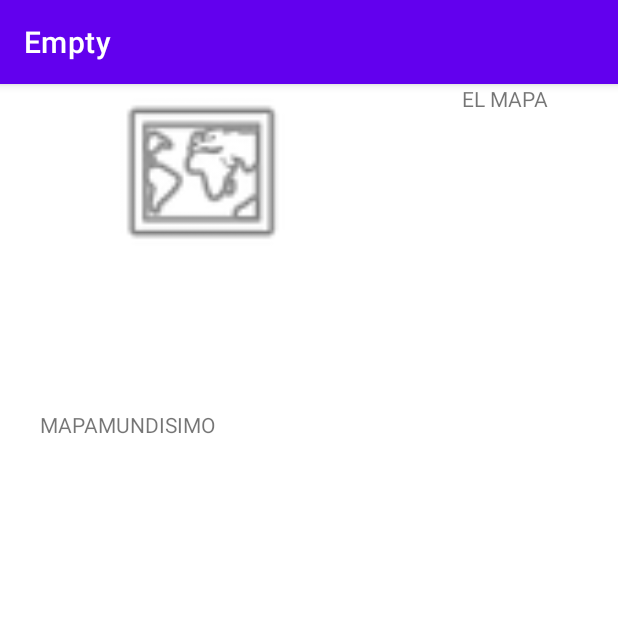
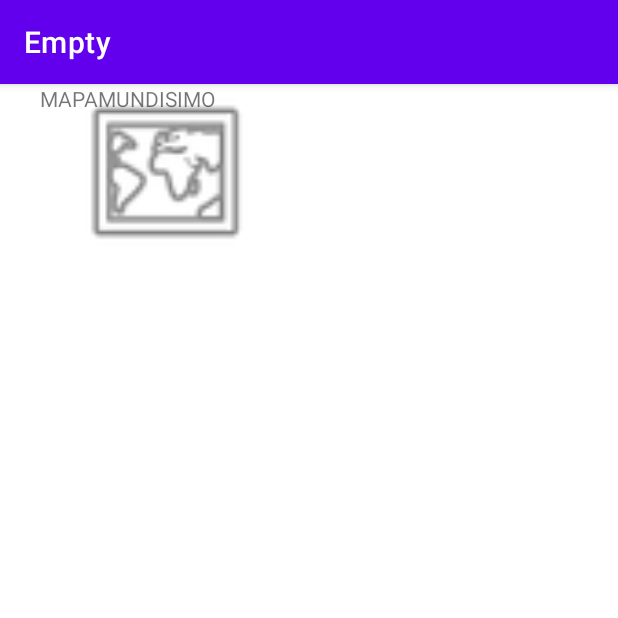
Before and after one commit to hfaildeestevez/Empty, an Android app: the screen it shows after launch (MainActivity), on a phone screen of 412 x 824 dp, the top half of it. Run offline under Robolectric (Android 15) with nearby library versions, the phone set to English and light mode, and no system bars.

Commit message:
Restriccion de alineacion

```diff
--- a/app/src/main/res/layout/activity_main.xml
+++ b/app/src/main/res/layout/activity_main.xml
@@ -10,26 +10,16 @@
         android:id="@+id/textView"
         android:layout_width="172dp"
         android:layout_height="30dp"
-        android:layout_marginTop="100dp"
         android:text="        MAPAMUNDISIMO"
-        app:layout_constraintTop_toBottomOf="@+id/imageView"
-        tools:layout_editor_absoluteX="51dp" />
+        app:layout_constraintStart_toStartOf="@+id/imageView"
+        tools:layout_editor_absoluteY="367dp" />
 
     <ImageView
         android:id="@+id/imageView"
         android:layout_width="220dp"
         android:layout_height="117dp"
-        android:layout_marginStart="24dp"
-        app:layout_constraintStart_toStartOf="parent"
         app:srcCompat="@android:drawable/ic_menu_mapmode"
-        tools:layout_editor_absoluteY="155dp" />
+        tools:layout_editor_absoluteX="95dp"
+        tools:layout_editor_absoluteY="138dp" />
 
-    <TextView
-        android:id="@+id/textView3"
-        android:layout_width="85dp"
-        android:layout_height="25dp"
-        android:layout_marginStart="64dp"
-        android:text="EL MAPA"
-        app:layout_constraintStart_toEndOf="@+id/imageView"
-        tools:layout_editor_absoluteY="201dp" />
 </androidx.constraintlayout.widget.ConstraintLayout>
```
